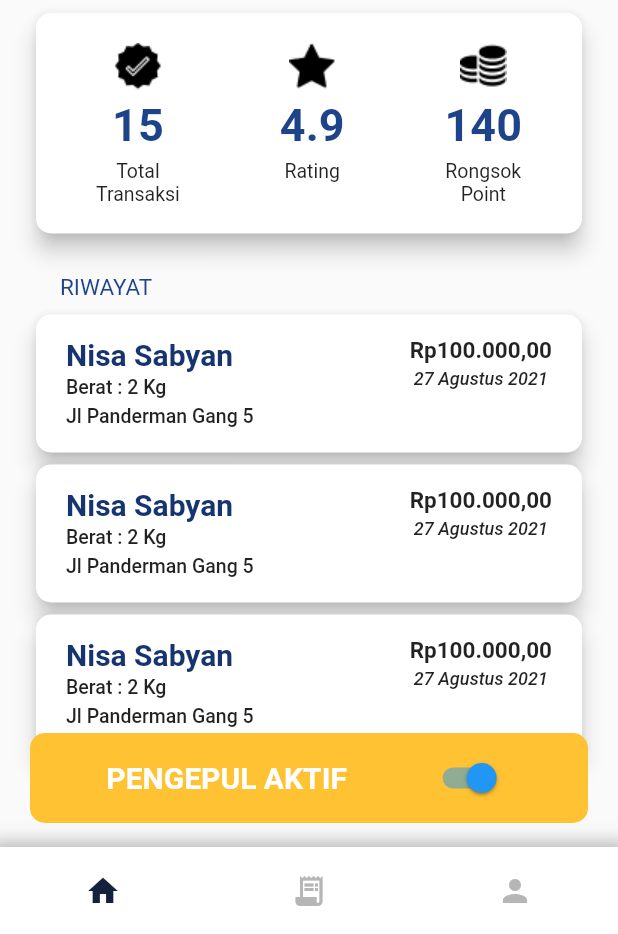
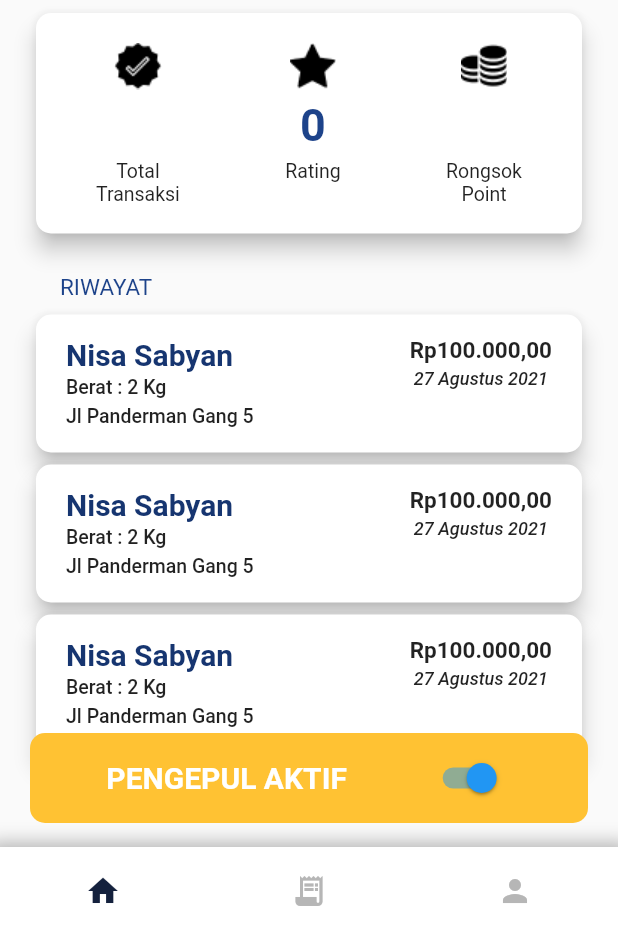
Before and after one commit to dafaraisya/rongsokin_pengepul, a Flutter app: the screen it shows once a user with an empty profile is signed in, after a tap on the "home" icon, on a phone screen of 412 x 824 dp, the part 302-1236 px from its top. Run offline on Flutter 3.47's test engine with Material 2 defaults, Android fonts, the phone set to English and light mode, and no system bars; our stand-ins replace cloud_firestore, firebase_auth, firebase_core; accounts and stored records are empty; Roboto replaces fonts that are missing (Montserrat); project files that could hold a hidden picture were left out.

```diff
--- a/lib/screens/home/home.dart
+++ b/lib/screens/home/home.dart
@@ -75,15 +75,14 @@ class _HomeState extends State<Home> {
       body: SingleChildScrollView(
         child: Padding(
           padding: EdgeInsets.symmetric(horizontal: 20),
-          child: Column(
+          child: user == null ? Container() : StreamBuilder(
+            stream: dataProfileUser,
+            builder: (context, snapshot) {
+              if(snapshot.hasData) {
+                return Column(
                   crossAxisAlignment: CrossAxisAlignment.stretch,
                   children: [
-              // Halo to users
-              user == null ? Container() : StreamBuilder(
-                stream: dataProfileUser,
-                builder: (context, snapshot) {
-                  if (snapshot.hasData) {
-                    return Container(
+                    Container(
                       height: 80,
                       decoration: BoxDecoration(
                         color: Color(0xFFFFC233),
@@ -113,14 +112,50 @@ class _HomeState extends State<Home> {
                           ],
                         ),
                       ),
-                    );
-                  }
+                    ),
+                    // Halo to users
+                    // user == null ? Container() : StreamBuilder(
+                    //   stream: dataProfileUser,
+                    //   builder: (context, snapshot) {
+                    //     if (snapshot.hasData) {
+                    //       return Container(
+                    //         height: 80,
+                    //         decoration: BoxDecoration(
+                    //           color: Color(0xFFFFC233),
+                    //           borderRadius: BorderRadius.circular(10),
+                    //         ),
+                    //         child: Padding(
+                    //           padding: const EdgeInsets.only(left: 20),
+                    //           child: Column(
+                    //             mainAxisAlignment: MainAxisAlignment.center,
+                    //             crossAxisAlignment: CrossAxisAlignment.start,
+                    //             children: [
+                    //               Text(
+                    //                 'Halo,',
+                    //                 style: TextStyle(
+                    //                   fontFamily: 'Montserrat',
+                    //                   fontSize: 22,
+                    //                 ),
+                    //               ),
+                    //               Text(
+                    //                 (snapshot.data as dynamic)["username"],
+                    //                 style: TextStyle(
+                    //                   fontFamily: 'Montserrat',
+                    //                   fontSize: 25,
+                    //                   fontWeight: FontWeight.bold,
+                    //                 ),
+                    //               ),
+                    //             ],
+                    //           ),
+                    //         ),
+                    //       );
+                    //     }
 
-                  return Center(
-                    child: Text('Loading...'),
-                  );
-                },
-              ),
+                    //     return Center(
+                    //       child: Text('Loading...'),
+                    //     );
+                    //   },
+                    // ),
                     SizedBox(height: 23),
                     // Profile Text
                     Padding(
@@ -153,17 +188,17 @@ class _HomeState extends State<Home> {
                               ProfileContent(
                                 asset: 'assets/images/total_transaction.png',
                                 text: 'Total\nTransaksi',
-                          amount: '15',
+                                amount: (snapshot.data as dynamic)["totalTransaction"].toString(),
                               ),
                               ProfileContent(
                                 asset: 'assets/images/rating.png',
                                 text: 'Rating',
-                          amount: '4.9',
+                                amount: (snapshot.data as dynamic)["rating"].toString(),
                               ),
                               ProfileContent(
                                 asset: 'assets/images/point.png',
                                 text: 'Rongsok\nPoint',
-                          amount: '140',
+                                amount: (snapshot.data as dynamic)["poin"].toString(),
                               ),
                             ],
                           ),
@@ -208,6 +243,12 @@ class _HomeState extends State<Home> {
                     ),
                     SizedBox(height: 50),
                   ],
+                );
+              }
+              return Center(
+                child: Text('Loading...'),
+              );
+            }
           ),
         ),
       ),
--- a/lib/screens/sign_in/sign_in.dart
+++ b/lib/screens/sign_in/sign_in.dart
@@ -131,7 +131,7 @@ class _SignInFormState extends State<SignInForm> {
             ],
           ),
         ),
-        SizedBox(height: 10,),
+        SizedBox(height: 20,),
         DefaultButton(
           text: "Login",
           press: () async {
--- a/lib/services/auth.dart
+++ b/lib/services/auth.dart
@@ -18,7 +18,7 @@ class AuthService extends ChangeNotifier {
       UserCredential authResult = await firebaseAuth.createUserWithEmailAndPassword(email: email, password: password);
       User user = authResult.user!;
       //buat document
-      await DatabaseService(uid: user.uid).updateUserData(username, address, birthDate, phoneNumber);
+      await DatabaseService(uid: user.uid).createUserData(username, address, birthDate, phoneNumber);
       setLoading(false);
       return user;
     } on SocketException {
```
Also changed, not shown: lib/services/database.dart (+5 -2 lines). Lines whose indentation alone changed are shown as unchanged.
